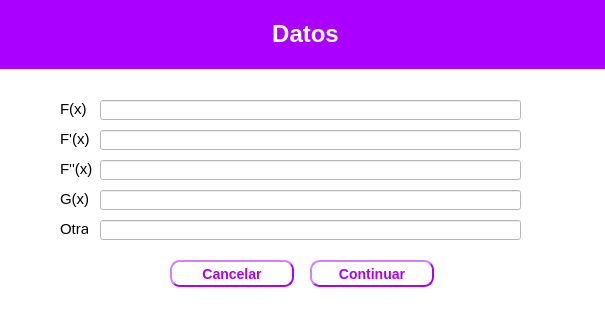
Old version of the form UI/datos.ui in the repository dhoyoso/AnalisisNumerico.
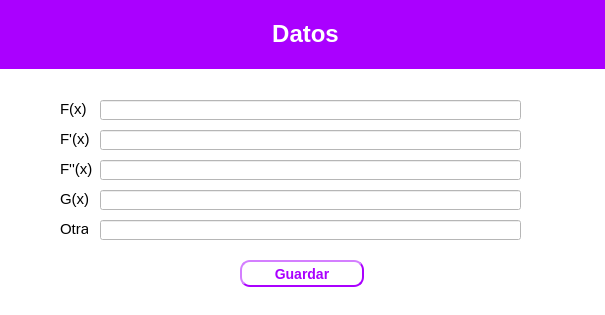
New version of the form.

```diff
--- a/UI/datos.ui
+++ b/UI/datos.ui
@@ -181,40 +181,10 @@
     <string/>
    </property>
   </widget>
-  <widget class="QPushButton" name="pushButton_3">
-   <property name="geometry">
-    <rect>
-     <x>170</x>
-     <y>260</y>
-     <width>124</width>
-     <height>27</height>
-    </rect>
-   </property>
-   <property name="font">
-    <font>
-     <pointsize>-1</pointsize>
-     <weight>75</weight>
-     <italic>false</italic>
-     <bold>true</bold>
-    </font>
-   </property>
-   <property name="styleSheet">
-    <string notr="true">color: rgb(170, 0, 255);
-	border-width: 2px;
-    border-style: outset;
-    border-radius: 10px;
-    border-color:rgb(170, 0, 255);
-    font: bold 14px;
-    padding: 6px;</string>
-   </property>
-   <property name="text">
-    <string>Cancelar</string>
-   </property>
-  </widget>
   <widget class="QPushButton" name="continuar">
    <property name="geometry">
     <rect>
-     <x>310</x>
+     <x>240</x>
      <y>260</y>
      <width>124</width>
      <height>27</height>
@@ -238,7 +208,7 @@
     padding: 6px;</string>
    </property>
    <property name="text">
-    <string>Continuar</string>
+    <string>Guardar</string>
    </property>
   </widget>
   <widget class="QLabel" name="label_2">
```
